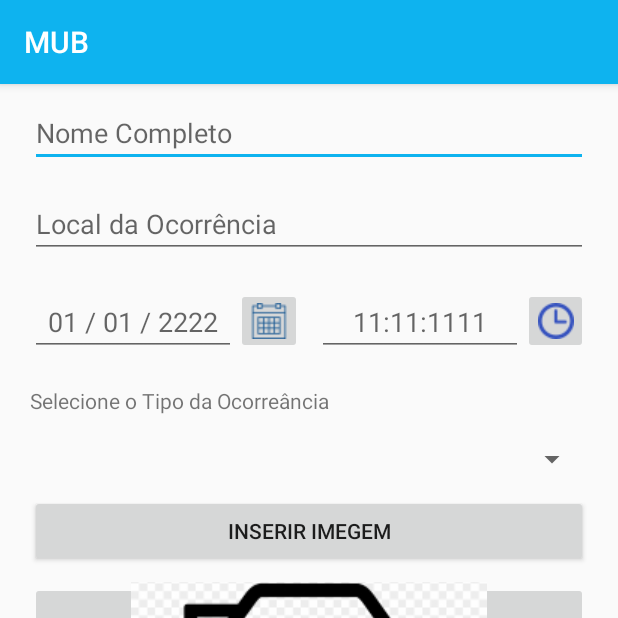
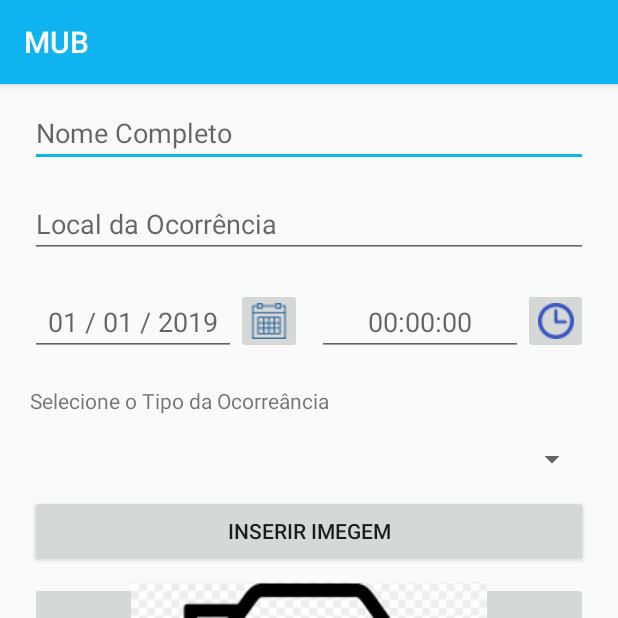
Before and after one commit to CassianoPersil/MUB3, an Android app: the InserirOcorrencia screen opened directly, with no data from a screen before it, on a phone screen of 412 x 824 dp, the top half of it. Run offline under Robolectric (Android 15) with nearby library versions, the phone set to English and light mode, and no system bars.

Commit message:
Alterações nos valores do campos Data e Horario da tela inserir ocorrencia

```diff
--- a/app/src/main/res/layout/activity_inserir_ocorrencia.xml
+++ b/app/src/main/res/layout/activity_inserir_ocorrencia.xml
@@ -57,7 +57,7 @@
                 android:layout_weight="1"
                 android:ems="10"
                 android:gravity="center"
-                android:hint="01 / 01 / 2222"
+                android:hint="01 / 01 / 2019"
                 android:inputType="date" />
 
             <ImageButton
@@ -75,7 +75,7 @@
                 android:layout_weight="1"
                 android:ems="10"
                 android:gravity="center"
-                android:hint="11:11:1111"
+                android:hint="00:00:00"
                 android:inputType="time" />
 
             <ImageButton
```
